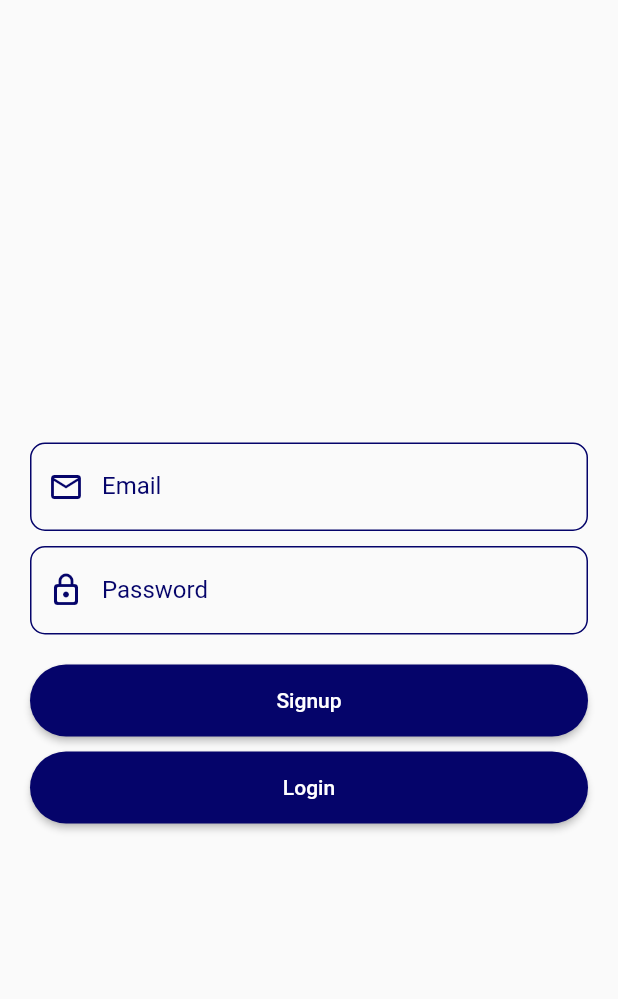
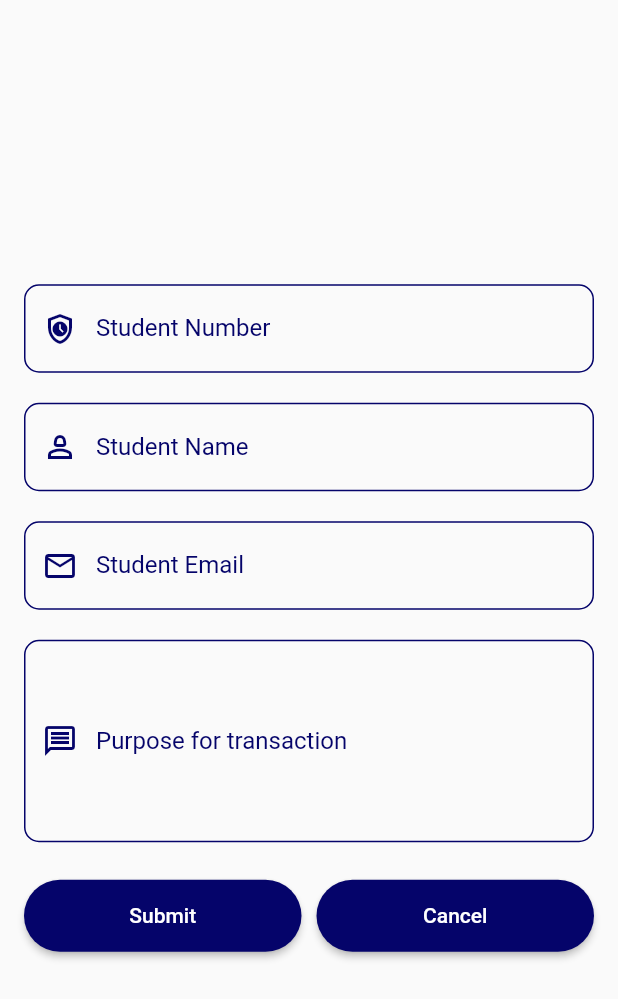
Before and after one commit to RyleZamayla/MobileQue_Management_frontend, a Flutter app: the screen it shows after launch, on a phone screen of 412 x 824 dp. Shown: the top 999 px of the screen. Run offline on Flutter 3.47's test engine with Material 2 defaults, Android fonts, the phone set to English and light mode, and no system bars; missing offline and left inert: mobile_scanner.

Commit message:
initial UI layout for student que form.

```diff
--- a/lib/main.dart
+++ b/lib/main.dart
@@ -1,5 +1,5 @@
 import 'package:flutter/material.dart';
-import 'package:mobilequemanagement_frontend/screens/auth/student_login.dart';
+import 'package:mobilequemanagement_frontend/screens/student_que_form.dart';
 
 void main() {
   runApp(const QueManagement());
@@ -18,7 +18,7 @@ class QueManagement extends StatelessWidget {
         visualDensity: VisualDensity.adaptivePlatformDensity,
         colorScheme: ColorScheme.fromSwatch().copyWith(secondary: Colors.amber),
       ),
-      home: const Login(),
+      home: const QueForm(),
       debugShowCheckedModeBanner: false,
     );
   }
--- a/lib/screens/auth/student_login.dart
+++ b/lib/screens/auth/student_login.dart
@@ -37,6 +37,12 @@ class _LoginState extends State<Login> {
                     borderRadius: BorderRadius.circular(10)
                 ),
               ),
+              validator: (value) {
+                if (value == null || value.isEmpty) {
+                  return 'Please enter your Email.';
+                }
+                return null;
+              },
             ),
 
             const SizedBox(height: 10.0),
@@ -58,6 +64,12 @@ class _LoginState extends State<Login> {
                   borderRadius: BorderRadius.circular(10)
                 ),
               ),
+              validator: (value) {
+                if (value == null || value.isEmpty) {
+                  return 'Please enter your Password.';
+                }
+                return null;
+              },
             ),
             const SizedBox(height: 20.0),
             SizedBox(
--- /dev/null
+++ b/lib/screens/student_que_form.dart
@@ -0,0 +1,215 @@
+import 'package:flutter/material.dart';
+
+class QueForm extends StatefulWidget {
+  const QueForm({Key? key}) : super(key: key);
+
+  @override
+  _QueFormState createState() => _QueFormState();
+}
+
+class _QueFormState extends State<QueForm> {
+  final _formKey = GlobalKey<FormState>();
+  final TextEditingController _studentNumberController = TextEditingController();
+  final TextEditingController _studentNameController = TextEditingController();
+  final TextEditingController _studentEmailController = TextEditingController();
+  final TextEditingController _purposeController = TextEditingController();
+
+  String? _studentNumberError;
+
+  @override
+  void dispose() {
+    _studentNumberController.dispose();
+    _studentNameController.dispose();
+    _studentEmailController.dispose();
+    _purposeController.dispose();
+    super.dispose();
+  }
+
+  @override
+  Widget build(BuildContext context) {
+    return Scaffold(
+      body: Padding(
+        padding: const EdgeInsets.all(16.0),
+        child: Form(
+          key: _formKey,
+          child: Column(
+            crossAxisAlignment: CrossAxisAlignment.start,
+            mainAxisAlignment: MainAxisAlignment.center,
+            children: [
+              TextFormField(
+                controller: _studentNumberController,
+                decoration: InputDecoration(
+                  prefixIcon: const Icon(Icons.safety_check_outlined, color: Color(0xFF05046a)),
+                  labelText: 'Student Number',
+                  labelStyle: const TextStyle(color: Color(0xFF05046a)),
+                  errorText: _studentNumberError,
+                  errorStyle: const TextStyle(fontSize: 12.0), // Customize the error text style
+                  border: const OutlineInputBorder(),
+                  focusedBorder: OutlineInputBorder(
+                    borderSide: const BorderSide(color: Colors.amber),
+                    borderRadius: BorderRadius.circular(10),
+                  ),
+                  enabledBorder: OutlineInputBorder(
+                    borderSide: const BorderSide(color: Color(0xFF05046a)),
+                    borderRadius: BorderRadius.circular(10),
+                  ),
+                ),
+                validator: (value) {
+                  if (value == null || value.isEmpty) {
+                    return 'Please enter your student number';
+                  }
+                  return null;
+                },
+                onChanged: (value) {
+                  setState(() {
+                    _studentNumberError = null; // Clear the error text on change
+                  });
+                },
+              ),
+              const SizedBox(height: 20,),
+              TextFormField(
+                controller: _studentNameController,
+                decoration: InputDecoration(
+                  prefixIcon: const Icon(
+                      Icons.person_2_outlined,
+                      color: Color(0xFF05046a)),
+                  labelText: 'Student Name',
+                  labelStyle: const TextStyle(color: Color(0xFF05046a)),
+                  border: const OutlineInputBorder(),
+                  focusedBorder:  OutlineInputBorder(
+                      borderSide: const BorderSide(color: Colors.amber),
+                      borderRadius: BorderRadius.circular(10)
+                  ),
+                  enabledBorder: OutlineInputBorder(
+                      borderSide: const BorderSide(color: Color(0xFF05046a)),
+                      borderRadius: BorderRadius.circular(10)
+                  ),
+                ),
+                validator: (value) {
+                  if (value == null || value.isEmpty) {
+                    return 'Please enter your name';
+                  }
+                  return null;
+                },
+              ),
+              const SizedBox(height: 20,),
+              TextFormField(
+                controller: _studentEmailController,
+                decoration: InputDecoration(
+                  prefixIcon: const Icon(
+                      Icons.email_outlined,
+                      color: Color(0xFF05046a)),
+                  labelText: 'Student Email',
+                  labelStyle: const TextStyle(color: Color(0xFF05046a)),
+                  border: const OutlineInputBorder(),
+                  focusedBorder:  OutlineInputBorder(
+                      borderSide: const BorderSide(color: Colors.amber),
+                      borderRadius: BorderRadius.circular(10)
+                  ),
+                  enabledBorder: OutlineInputBorder(
+                      borderSide: const BorderSide(color: Color(0xFF05046a)),
+                      borderRadius: BorderRadius.circular(10)
+                  ),
+                ),
+                validator: (value) {
+                  if (value == null || value.isEmpty) {
+                    return 'Please enter your email';
+                  }
+                  return null;
+                },
+              ),
+              const SizedBox(height: 20,),
+              TextFormField(
+                controller: _purposeController,
+                maxLines: 5,
+                keyboardType: TextInputType.multiline,
+                decoration: InputDecoration(
+                  prefixIcon: const Icon(
+                      Icons.message_outlined,
+                      color: Color(0xFF05046a)),
+                  labelText: 'Purpose for transaction',
+                  labelStyle: const TextStyle(color: Color(0xFF05046a)),
+                  border: const OutlineInputBorder(),
+                  focusedBorder:  OutlineInputBorder(
+                      borderSide: const BorderSide(color: Colors.amber),
+                      borderRadius: BorderRadius.circular(10)
+                  ),
+                  enabledBorder: OutlineInputBorder(
+                      borderSide: const BorderSide(color: Color(0xFF05046a)),
+                      borderRadius: BorderRadius.circular(10)
+                  ),
+                ),
+                validator: (value) {
+                  if (value == null || value.isEmpty) {
+                    return 'Please enter your purpose';
+                  }
+                  return null;
+                },
+              ),
+              const SizedBox(height: 25),
+              Row(
+                children: [
+                  Expanded(
+                    child: SizedBox(
+                      height: 48.0,
+                      child: ElevatedButton(
+                        onPressed: () {
+                          if (_formKey.currentState!.validate()) {
+                            String studentNumber = _studentNumberController.text;
+                            String studentName = _studentNameController.text;
+                            String studentEmail = _studentEmailController.text;
+                            String purpose = _purposeController.text;
+
+                            _studentNumberController.clear();
+                            _studentNameController.clear();
+                            _studentEmailController.clear();
+                            _purposeController.clear();
+                          }
+                        },
+                        style: ButtonStyle(
+                            backgroundColor: MaterialStateProperty.all(const Color(0xFF05046a)),
+                            shape: MaterialStateProperty.all<RoundedRectangleBorder>(
+                                RoundedRectangleBorder(
+                                    borderRadius: BorderRadius.circular(50)
+                                )
+                            )
+                        ),
+                        child: const Text('Submit'),
+                      ),
+                    ),
+                  ),
+                  const SizedBox(width: 10,),
+                  Expanded(
+                    child: SizedBox(
+                      height: 48.0,
+                      child: ElevatedButton(
+                        onPressed: () {
+                          if (_formKey.currentState!.validate()) {
+                            _studentNumberController.clear();
+                            _studentNameController.clear();
+                            _studentEmailController.clear();
+                            _purposeController.clear();
+                          }
+                          Navigator.pop(context);
+                        },
+                        style: ButtonStyle(
+                            backgroundColor: MaterialStateProperty.all(const Color(0xFF05046a)),
+                            shape: MaterialStateProperty.all<RoundedRectangleBorder>(
+                                RoundedRectangleBorder(
+                                    borderRadius: BorderRadius.circular(50)
+                                )
+                            )
+                        ),
+                        child: const Text('Cancel'),
+                      ),
+                    ),
+                  ),
+                ],
+              ),
+            ],
+          ),
+        ),
+      ),
+    );
+  }
+}
```
Also changed, not shown: lib/screens/que_form.dart (deleted).
